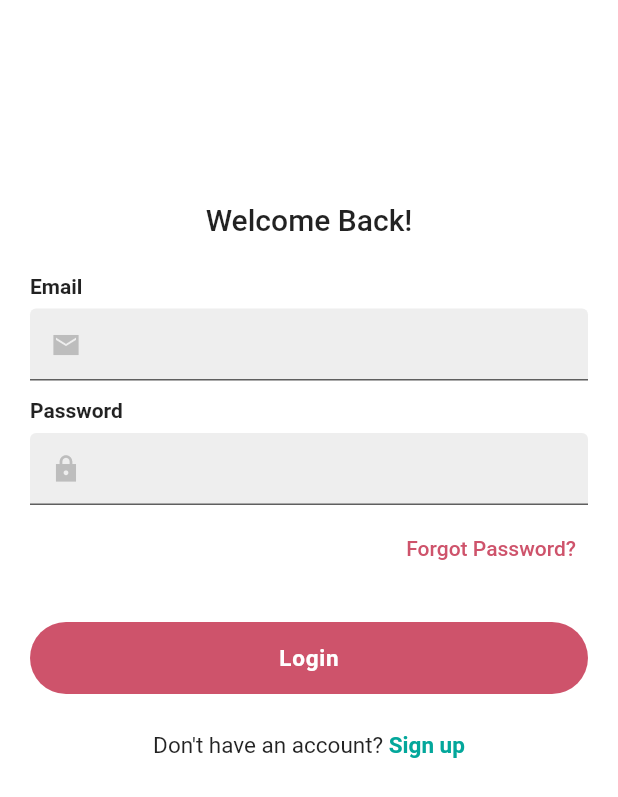
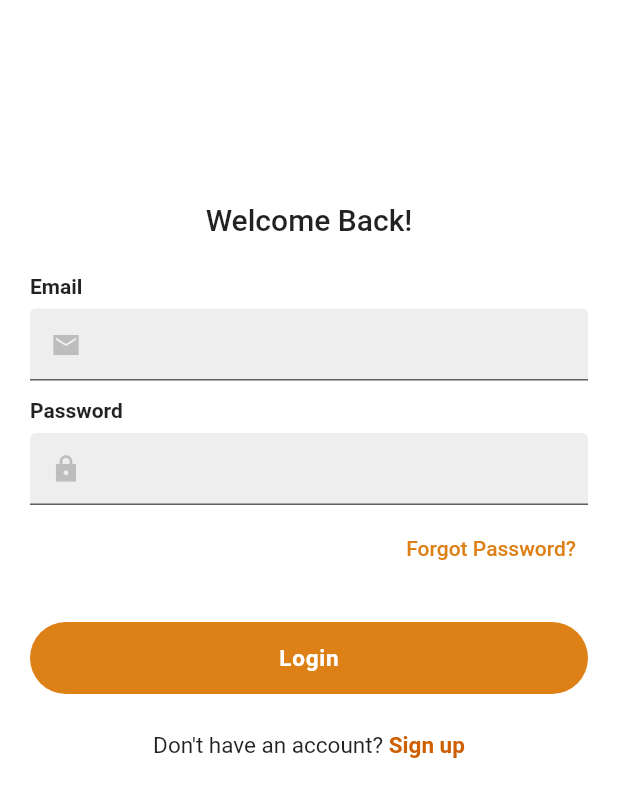
Before and after one commit to mwakitawalina/Mlindemtoto, a Flutter app: the Login screen opened directly, on a phone screen of 412 x 824 dp. Shown: the top 797 px of the screen. Run offline on Flutter 3.47's test engine with Material 2 defaults, Android fonts, the phone set to English and light mode, and no system bars; drawn by our look-alikes of flutter_form_builder; our stand-ins replace cloud_firestore, firebase_auth, firebase_core, flutter_smart_dialog, form_builder_validators, get and 1 more; accounts and stored records are empty.

Commit message:
updates on appconstants

```diff
--- a/lib/Utils/appconstants.dart
+++ b/lib/Utils/appconstants.dart
@@ -4,9 +4,9 @@ import 'package:flutter/material.dart';
 
 class AppConst{
   //App main colors
-  static const Color mainColor = Color.fromRGBO(3,167,155, 1);
+  static const Color mainColor = Color.fromRGBO(207, 95, 3, 1);
   static const Color mainColorLight = Color.fromRGBO(10,181,158, 1);
-  static const Color secColor = Color.fromRGBO(206, 83, 107, 1);
+  static const Color secColor = Color.fromRGBO(221, 128, 22, 1);
   static const Color secColorLight = Color.fromRGBO(247,230,176, 1);
   static const Color accentColor = Color.fromRGBO(51,65,72, 1);
   static const Color splashBg = Color.fromRGBO(28, 142, 153, 1);
```
